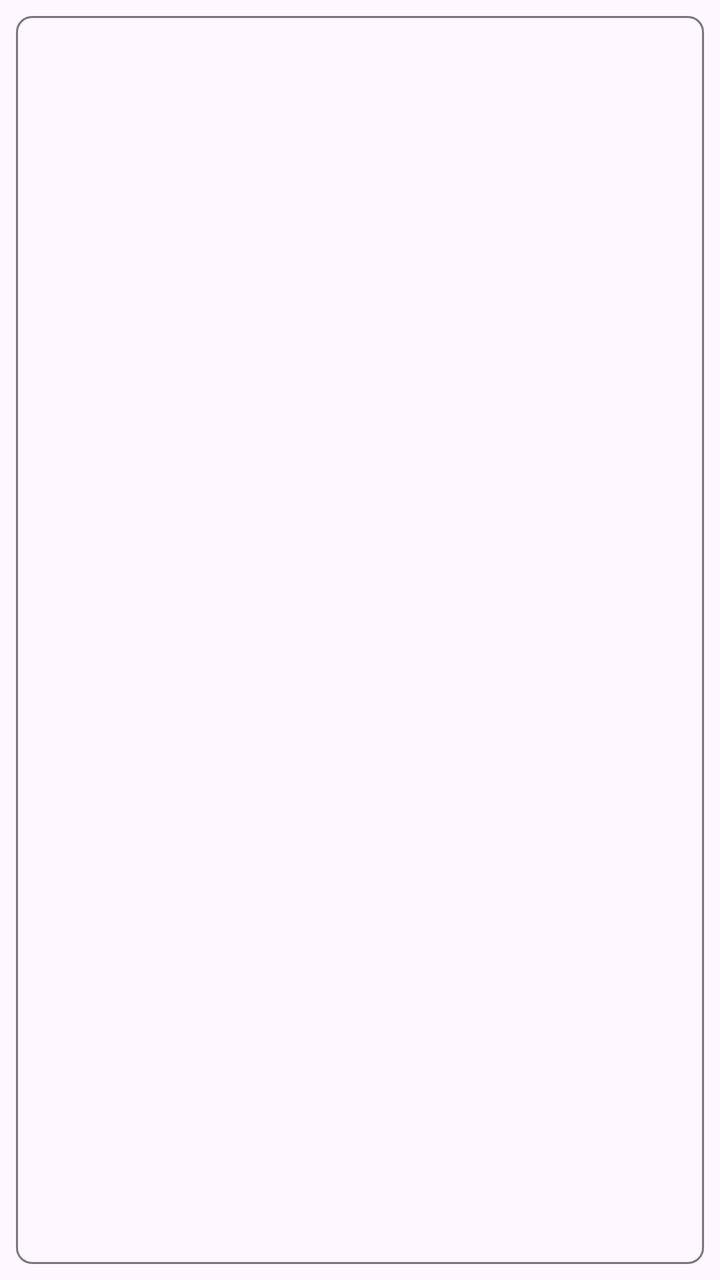
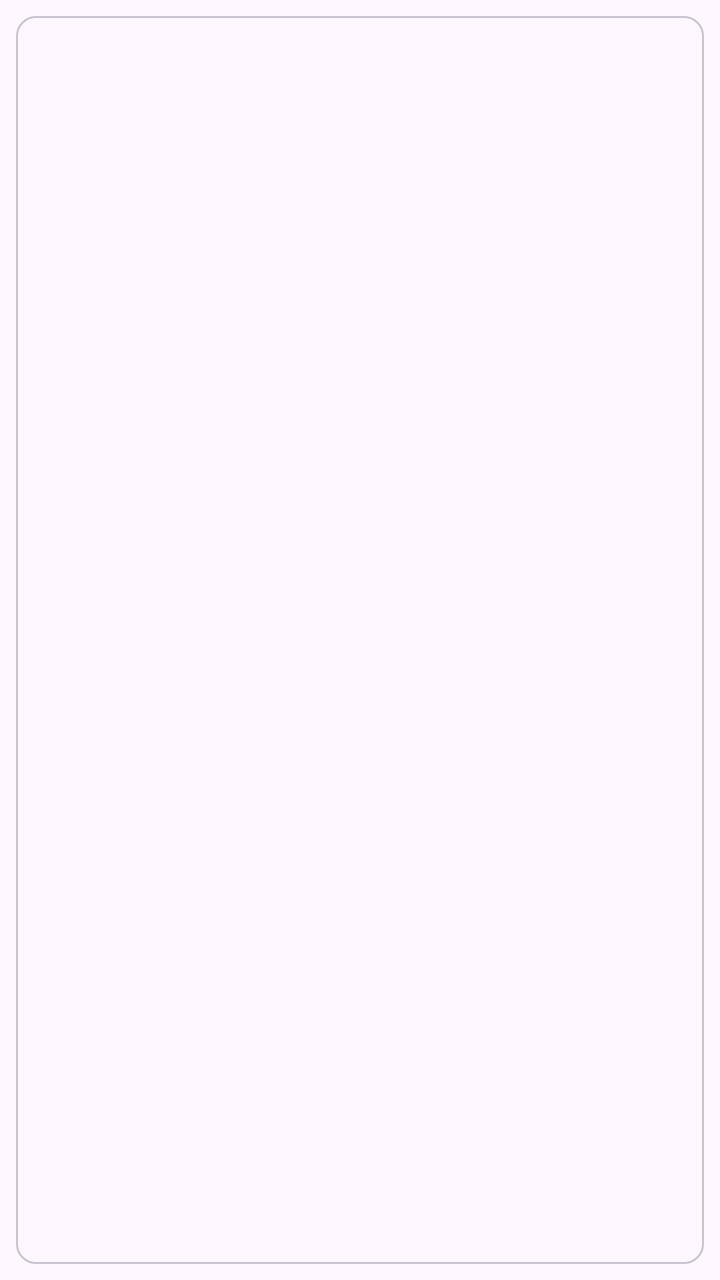

Screens rendered from an Android XML layout before and after an edit, with the pre-edit source and the edit as a unified diff.
<!-- AndroidManifest.xml: application theme Theme.Aegis.Launch -->
<!-- res/layout/chip_group_filter.xml -->
<?xml version="1.0" encoding="utf-8"?>
<com.google.android.material.chip.Chip
    xmlns:android="http://schemas.android.com/apk/res/android"
    style="@style/Widget.Material3.Chip.Filter"
    android:layout_width="wrap_content"
    android:layout_height="36dp"
    android:minHeight="36dp"
    android:minWidth="0dp"
    android:paddingStart="12dp"
    android:paddingEnd="12dp"
    android:includeFontPadding="false"
    android:singleLine="true"
    android:textSize="13sp" />
<!-- resources referenced by this layout -->
<resources>
  <style name="Theme.Aegis.Launch" parent="Theme.Material3.DayNight.NoActionBar">
          
          <item name="colorPrimary">@color/md_theme_light_primary</item>
          <item name="android:windowDrawsSystemBarBackgrounds">true</item>
          <item name="android:statusBarColor">@android:color/transparent</item>
      </style>
  <color name="md_theme_light_primary">#2b5bb5</color>
</resources>

<!-- the commit's change to res/layout/chip_group_filter.xml (unified diff, before → after) -->
@@ -1,13 +1,18 @@
 <?xml version="1.0" encoding="utf-8"?>
 <com.google.android.material.chip.Chip
     xmlns:android="http://schemas.android.com/apk/res/android"
+    xmlns:app="http://schemas.android.com/apk/res-auto"
     style="@style/Widget.Material3.Chip.Filter"
     android:layout_width="wrap_content"
-    android:layout_height="36dp"
-    android:minHeight="36dp"
+    android:layout_height="38dp"
+    android:minHeight="38dp"
     android:minWidth="0dp"
-    android:paddingStart="12dp"
-    android:paddingEnd="12dp"
+    android:paddingStart="13dp"
+    android:paddingEnd="13dp"
+    android:fontFamily="sans-serif-medium"
     android:includeFontPadding="false"
     android:singleLine="true"
-    android:textSize="13sp" />
+    android:textSize="13sp"
+    app:chipCornerRadius="10dp"
+    app:chipStrokeWidth="1dp"
+    app:chipStrokeColor="?attr/colorOutlineVariant" />
<!-- resource entries referenced after the edit -->
@@ -6,6 +6,6 @@
           <item name="android:windowDrawsSystemBarBackgrounds">true</item>
           <item name="android:statusBarColor">@android:color/transparent</item>
       </style>
-  <color name="md_theme_light_primary">#2b5bb5</color>
+  <color name="md_theme_light_primary">#A95735</color>
 </resources>
 
